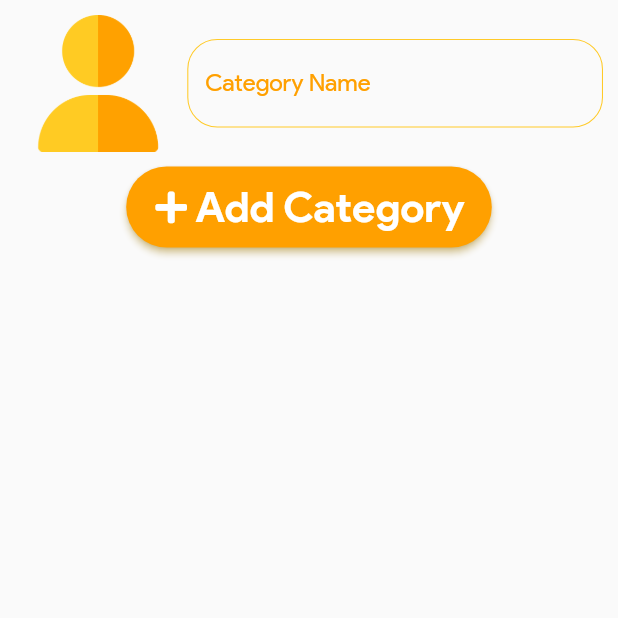
After one commit to CodeWizard1206/eRation, a Flutter app: the AddCategory screen opened directly, after a tap on "Add Category", on a phone screen of 412 x 824 dp, the top half of it. The commit adds this screen. Run offline on Flutter 3.47's test engine with Material 2 defaults, Android fonts, the light colour scheme and no system bars; our stand-ins replace cached_network_image, cloud_firestore, firebase_auth, firebase_core, firebase_storage, flutter_icons and 6 more; accounts and stored records are empty.

Commit message:
Commit #30 - product Category Addition

```diff
--- /dev/null
+++ b/e_ration_seller/lib/MODELS/category_model.dart
@@ -0,0 +1,86 @@
+import 'dart:convert';
+
+import 'package:cloud_firestore/cloud_firestore.dart';
+
+class CategoryModel {
+  String? uid;
+  String? imageUri;
+  String? category;
+  DateTime? timestamp;
+
+  CategoryModel({
+    this.uid,
+    this.imageUri,
+    this.category,
+    this.timestamp,
+  });
+
+  CategoryModel copyWith({
+    String? uid,
+    String? imageUri,
+    String? category,
+    DateTime? timestamp,
+  }) {
+    return CategoryModel(
+      uid: uid ?? this.uid,
+      imageUri: imageUri ?? this.imageUri,
+      category: category ?? this.category,
+      timestamp: timestamp ?? this.timestamp,
+    );
+  }
+
+  Map<String, dynamic> toMap() {
+    return {
+      'imageUri': imageUri,
+      'category': category,
+      'timestamp': timestamp,
+    };
+  }
+
+  factory CategoryModel.fromDoc(DocumentSnapshot doc) {
+    return CategoryModel(
+      uid: doc.id,
+      imageUri: doc.get('imageUri'),
+      category: doc.get('category'),
+      timestamp: doc.get('timestamp').toDate(),
+    );
+  }
+
+  factory CategoryModel.fromMap(Map<String, dynamic> map) {
+    return CategoryModel(
+      uid: map['uid'],
+      imageUri: map['imageUri'],
+      category: map['category'],
+      timestamp: DateTime.fromMillisecondsSinceEpoch(map['timestamp']),
+    );
+  }
+
+  String toJson() => json.encode(toMap());
+
+  factory CategoryModel.fromJson(String source) =>
+      CategoryModel.fromMap(json.decode(source));
+
+  @override
+  String toString() {
+    return 'CategoryModel(uid: $uid, imageUri: $imageUri, category: $category, timestamp: $timestamp)';
+  }
+
+  @override
+  bool operator ==(Object other) {
+    if (identical(this, other)) return true;
+
+    return other is CategoryModel &&
+        other.uid == uid &&
+        other.imageUri == imageUri &&
+        other.category == category &&
+        other.timestamp == timestamp;
+  }
+
+  @override
+  int get hashCode {
+    return uid.hashCode ^
+        imageUri.hashCode ^
+        category.hashCode ^
+        timestamp.hashCode;
+  }
+}
--- /dev/null
+++ b/e_ration_seller/lib/PAGES/add_category.dart
@@ -0,0 +1,321 @@
+import 'dart:io';
+import 'package:cached_network_image/cached_network_image.dart';
+import 'package:cloud_firestore/cloud_firestore.dart';
+import 'package:e_ration_seller/COMPONENTS/async_loader.dart';
+import 'package:e_ration_seller/COMPONENTS/icon_button.dart';
+import 'package:e_ration_seller/COMPONENTS/input_field.dart';
+import 'package:e_ration_seller/MODELS/category_model.dart';
+import 'package:firebase_storage/firebase_storage.dart';
+import 'package:flutter/material.dart';
+// ignore: import_of_legacy_library_into_null_safe
+import 'package:flutter_icons/flutter_icons.dart';
+import 'package:image_cropper/image_cropper.dart';
+import 'package:image_picker/image_picker.dart';
+// ignore: import_of_legacy_library_into_null_safe
+import 'package:modal_progress_hud/modal_progress_hud.dart';
+
+class AddCategory extends StatefulWidget {
+  AddCategory({Key? key}) : super(key: key);
+
+  @override
+  _AddCategoryState createState() => _AddCategoryState();
+}
+
+class _AddCategoryState extends State<AddCategory> {
+  File? _image;
+  bool _isLoading = false;
+  TextEditingController _controller = TextEditingController();
+
+  Future<File?> _cropImage(String srcPath) async {
+    File? croppedFile = await ImageCropper.cropImage(
+        sourcePath: srcPath,
+        aspectRatio: CropAspectRatio(ratioX: 1, ratioY: 1),
+        androidUiSettings: AndroidUiSettings(
+            toolbarTitle: 'Crop Image',
+            toolbarColor: Theme.of(context).primaryColorDark,
+            activeControlsWidgetColor: Theme.of(context).primaryColorDark,
+            toolbarWidgetColor: Colors.white,
+            initAspectRatio: CropAspectRatioPreset.original,
+            lockAspectRatio: false),
+        iosUiSettings: IOSUiSettings(
+          title: 'Crop Image',
+        ));
+
+    return croppedFile;
+  }
+
+  Future _setImage(BuildContext context) async {
+    showModalBottomSheet(
+      context: context,
+      backgroundColor: Colors.transparent,
+      builder: (_) => Container(
+        margin: const EdgeInsets.symmetric(horizontal: 10.0, vertical: 20.0),
+        padding: const EdgeInsets.all(12.0),
+        decoration: BoxDecoration(
+          borderRadius: BorderRadius.circular(15.0),
+          color: Colors.white,
+        ),
+        child: Column(
+          mainAxisSize: MainAxisSize.min,
+          children: [
+            _image != null
+                ? ListTile(
+                    leading: Icon(Icons.close),
+                    title: Text("Remove Image"),
+                    onTap: () {
+                      setState(() {
+                        _image = null;
+                      });
+                      Navigator.of(_).pop();
+                    },
+                  )
+                : SizedBox(),
+            ListTile(
+              leading: Icon(Icons.camera_alt),
+              title: Text("Take Picture"),
+              onTap: () async {
+                PickedFile? file =
+                    await ImagePicker().getImage(source: ImageSource.camera);
+                if (file != null) {
+                  Navigator.of(_).pop();
+                  File? _temp = await _cropImage(file.path);
+                  if (_temp != null) {
+                    setState(() {
+                      _image = _temp;
+                    });
+                  }
+                }
+              },
+            ),
+            ListTile(
+              leading: Icon(Icons.image),
+              title: Text("Upload from Gallery"),
+              onTap: () async {
+                PickedFile? file =
+                    await ImagePicker().getImage(source: ImageSource.gallery);
+                if (file != null) {
+                  Navigator.of(_).pop();
+                  File? _temp = await _cropImage(file.path);
+                  if (_temp != null) {
+                    setState(() {
+                      _image = _temp;
+                    });
+                  }
+                }
+              },
+            ),
+          ],
+        ),
+      ),
+    );
+  }
+
+  @override
+  Widget build(BuildContext context) {
+    return Scaffold(
+      body: ModalProgressHUD(
+        inAsyncCall: _isLoading,
+        opacity: 0.8,
+        progressIndicator: AsyncLoader(),
+        child: SafeArea(
+          child: Column(
+            children: [
+              Container(
+                height: 185,
+                padding: const EdgeInsets.all(10.0),
+                child: Column(
+                  mainAxisSize: MainAxisSize.min,
+                  children: [
+                    Expanded(
+                      child: Row(
+                        children: [
+                          Expanded(
+                            flex: 2,
+                            child: GestureDetector(
+                              onTap: () {
+                                _setImage(context);
+                              },
+                              child: Container(
+                                // color: Colors.red,
+                                child: _image != null
+                                    ? Image.file(
+                                        _image!,
+                                        fit: BoxFit.fill,
+                                        height: double.maxFinite,
+                                      )
+                                    : Image.asset('assets/images/user.png'),
+                              ),
+                            ),
+                          ),
+                          SizedBox(width: 4.0),
+                          Expanded(
+                            flex: 5,
+                            child: InputField(
+                              controller: _controller,
+                              title: "Category Name",
+                              textCapitalization: TextCapitalization.characters,
+                            ),
+                          ),
+                        ],
+                      ),
+                    ),
+                    IconButtonMaterial(
+                      onPressed: () async {
+                        if (_image != null && _controller.text.isNotEmpty) {
+                          setState(() {
+                            _isLoading = true;
+                          });
+                          try {
+                            var _firestore = FirebaseFirestore.instance;
+
+                            var _doc = await _firestore
+                                .collection('productCategory')
+                                .add({
+                              'category': _controller.text,
+                              'timestamp': DateTime.now(),
+                            });
+
+                            var _store = FirebaseStorage.instance;
+
+                            UploadTask _task = _store
+                                .ref('categoryImages/${_doc.id}.jpg')
+                                .putFile(_image!);
+
+                            await _task.whenComplete(() => null);
+
+                            String _link = await _store
+                                .ref('categoryImages/${_doc.id}.jpg')
+                                .getDownloadURL();
+
+                            _firestore
+                                .collection('productCategory')
+                                .doc(_doc.id)
+                                .update({
+                              'imageUri': _link,
+                            });
+                            _controller.text = '';
+                            setState(() {
+                              _image = null;
+                              _isLoading = false;
+                            });
+                          } catch (e) {
+                            print(e.toString());
+                            setState(() {
+                              _isLoading = false;
+                            });
+                          }
+                        }
+                      },
+                      icon: FlutterIcons.plus_faw5s,
+                      title: 'Add Category',
+                    )
+                  ],
+                ),
+              ),
+              Expanded(
+                child: StreamBuilder<List<CategoryModel>>(
+                  stream: FirebaseFirestore.instance
+                      .collection('productCategory')
+                      .snapshots()
+                      .map(
+                        (event) => event.docs
+                            .map((e) => CategoryModel.fromDoc(e))
+                            .toList(),
+                      ),
+                  builder: (context, snapshot) {
+                    if (snapshot.connectionState != ConnectionState.none) {
+                      if (snapshot.data != null) {
+                        if (snapshot.data!.length > 0) {
+                          var _data = snapshot.data;
+
+                          return GridView.count(
+                            crossAxisCount: 3,
+                            semanticChildCount: _data!.length,
+                            mainAxisSpacing: 2.0,
+                            crossAxisSpacing: 2.0,
+                            children: _data
+                                .map(
+                                  (e) => GestureDetector(
+                                    onTap: () {
+                                      showModalBottomSheet(
+                                        context: context,
+                                        backgroundColor: Colors.transparent,
+                                        builder: (_) => Container(
+                                          margin: const EdgeInsets.symmetric(
+                                            horizontal: 10.0,
+                                            vertical: 10.0,
+                                          ),
+                                          decoration: BoxDecoration(
+                                            borderRadius:
+                                                BorderRadius.circular(15.0),
+                                            color: Colors.red,
+                                          ),
+                                          child: Column(
+                                            mainAxisSize: MainAxisSize.min,
+                                            children: [
+                                              ListTile(
+                                                leading: Icon(
+                                                  FlutterIcons.close_faw,
+                                                  size: 30.0,
+                                                  color: Colors.white,
+                                                ),
+                                                title: Text(
+                                                  "Remove Category",
+                                                  style: TextStyle(
+                                                    fontSize: 22.0,
+                                                    color: Colors.white,
+                                                  ),
+                                                ),
+                                                onTap: () async {
+                                                  FirebaseStorage.instance
+                                                      .ref(
+                                                          'categoryImages/${e.uid}.jpg')
+                                                      .delete();
+                                                  FirebaseFirestore.instance
+                                                      .collection(
+                                                          'productCategory')
+                                                      .doc(e.uid)
+                                                      .delete();
+                                                  Navigator.of(_).pop();
+                                                },
+                                              ),
+                                            ],
+                                          ),
+                                        ),
+                                      );
+                                    },
+                                    child: Column(
+                                      children: [
+                                        Expanded(
+                                          child: CachedNetworkImage(
+                                            imageUrl: e.imageUri!,
+                                          ),
+                                        ),
+                                        Text(
+                                          e.category!,
+                                          maxLines: 2,
+                                          overflow: TextOverflow.ellipsis,
+                                          style: TextStyle(
+                                              fontWeight: FontWeight.bold),
+                                        ),
+                                      ],
+                                    ),
+                                  ),
+                                )
+                                .toList(),
+                          );
+                        } else
+                          return Container();
+                      }
+                    }
+                    return AsyncLoader();
+                  },
+                ),
+              )
+            ],
+          ),
+        ),
+      ),
+    );
+  }
+}
--- a/e_ration_seller/lib/main.dart
+++ b/e_ration_seller/lib/main.dart
@@ -1,5 +1,6 @@
 import 'package:e_ration_seller/MODELS/contants.dart';
 import 'package:e_ration_seller/MODELS/database_model.dart';
+import 'package:e_ration_seller/PAGES/add_category.dart';
 import 'package:e_ration_seller/PAGES/dashboard.dart';
 import 'package:e_ration_seller/PAGES/login_screen.dart';
 import 'package:e_ration_seller/PAGES/manage_product.dart';
@@ -64,6 +65,7 @@ class HomeRoute extends StatelessWidget {
 
   @override
   Widget build(BuildContext context) {
-    return Constant.isLoggedIn! ? Dashboard() : LoginScreen();
+    return Constant.isLoggedIn! ? AddCategory() : LoginScreen();
+    // return AddCategory();
   }
 }
```
